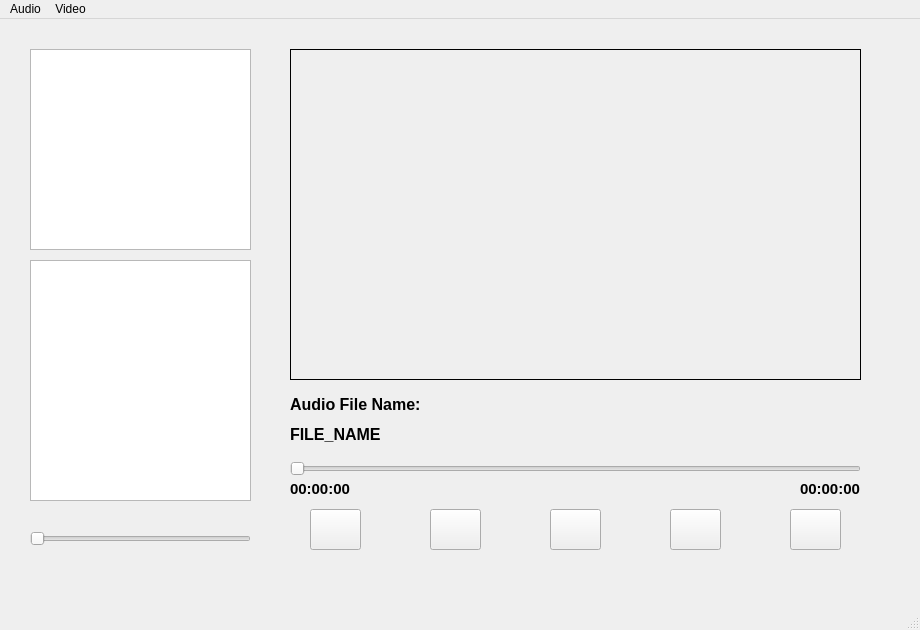
VictorManuelLopezHenao/ProyectoFinal, file mainwindow.ui: the form before one commit.
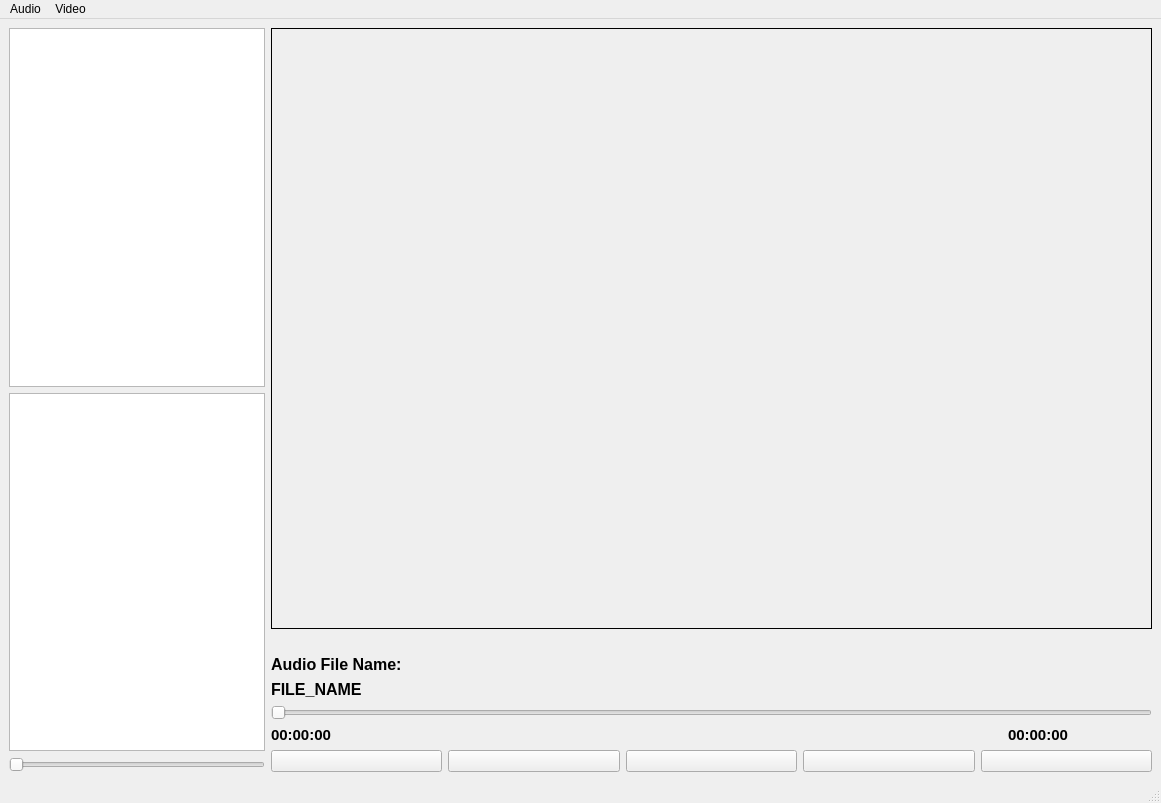
The form after the commit.

What changed in the file:
```diff
--- a/mainwindow.ui
+++ b/mainwindow.ui
@@ -6,23 +6,48 @@
    <rect>
     <x>0</x>
     <y>0</y>
-    <width>920</width>
-    <height>630</height>
+    <width>1161</width>
+    <height>803</height>
    </rect>
   </property>
   <property name="windowTitle">
    <string>MainWindow</string>
   </property>
   <widget class="QWidget" name="centralwidget">
+   <layout class="QGridLayout" name="gridLayout_2">
+    <item row="0" column="0">
+     <layout class="QFormLayout" name="formLayout">
+      <item row="0" column="0">
+       <layout class="QVBoxLayout" name="verticalLayout_5">
+        <item>
+         <layout class="QVBoxLayout" name="verticalLayout_4">
+          <item>
+           <widget class="QTreeView" name="treeView"/>
+          </item>
+          <item>
+           <widget class="QListWidget" name="listWidget"/>
+          </item>
+         </layout>
+        </item>
+        <item>
+         <widget class="QSlider" name="horizontalSlider_VolumeV">
+          <property name="orientation">
+           <enum>Qt::Orientation::Horizontal</enum>
+          </property>
+         </widget>
+        </item>
+       </layout>
+      </item>
+      <item row="0" column="1">
+       <layout class="QGridLayout" name="gridLayout">
+        <item row="0" column="0">
+         <layout class="QVBoxLayout" name="verticalLayout_6">
+          <item>
+           <widget class="QSplitter" name="splitter">
+            <property name="orientation">
+             <enum>Qt::Orientation::Vertical</enum>
+            </property>
    <widget class="QGroupBox" name="groupBox_Video">
-    <property name="geometry">
-     <rect>
-      <x>290</x>
-      <y>30</y>
-      <width>571</width>
-      <height>331</height>
-     </rect>
-    </property>
     <property name="styleSheet">
      <string notr="true">QGroupBox
 {
@@ -33,28 +58,62 @@
      <string/>
     </property>
    </widget>
+           </widget>
+          </item>
+          <item>
+           <widget class="QLabel" name="ORG1_2">
+            <property name="text">
+             <string/>
+            </property>
+           </widget>
+          </item>
+         </layout>
+        </item>
+        <item row="1" column="0">
+         <layout class="QVBoxLayout" name="verticalLayout_3">
+          <item>
+           <layout class="QVBoxLayout" name="verticalLayout_2">
+            <item>
+             <widget class="QLabel" name="label_Title_File_Name">
+              <property name="font">
+               <font>
+                <pointsize>12</pointsize>
+                <bold>true</bold>
+               </font>
+              </property>
+              <property name="text">
+               <string>Audio File Name: </string>
+              </property>
+             </widget>
+            </item>
+            <item>
+             <widget class="QLabel" name="label_Value_File_Name">
+              <property name="font">
+               <font>
+                <pointsize>12</pointsize>
+                <bold>true</bold>
+               </font>
+              </property>
+              <property name="text">
+               <string>FILE_NAME</string>
+              </property>
+             </widget>
+            </item>
+           </layout>
+          </item>
+          <item>
+           <layout class="QVBoxLayout" name="verticalLayout">
+            <item>
    <widget class="QSlider" name="horizontalSlide_DurationV">
-    <property name="geometry">
-     <rect>
-      <x>290</x>
-      <y>440</y>
-      <width>571</width>
-      <height>20</height>
-     </rect>
-    </property>
     <property name="orientation">
      <enum>Qt::Orientation::Horizontal</enum>
     </property>
    </widget>
+            </item>
+            <item>
+             <layout class="QHBoxLayout" name="horizontalLayout_2">
+              <item>
    <widget class="QLabel" name="label_Current_Time">
-    <property name="geometry">
-     <rect>
-      <x>290</x>
-      <y>460</y>
-      <width>71</width>
-      <height>20</height>
-     </rect>
-    </property>
     <property name="font">
      <font>
       <pointsize>11</pointsize>
@@ -65,15 +124,16 @@
      <string>00:00:00</string>
     </property>
    </widget>
+              </item>
+              <item>
+               <widget class="QLabel" name="ORG1">
+                <property name="text">
+                 <string>                                                                                                                                                                              </string>
+                </property>
+               </widget>
+              </item>
+              <item>
    <widget class="QLabel" name="label_Total_Time">
-    <property name="geometry">
-     <rect>
-      <x>800</x>
-      <y>460</y>
-      <width>71</width>
-      <height>20</height>
-     </rect>
-    </property>
     <property name="font">
      <font>
       <pointsize>11</pointsize>
@@ -84,150 +144,65 @@
      <string>00:00:00</string>
     </property>
    </widget>
-   <widget class="QPushButton" name="pushButton_Play_PauseV">
-    <property name="geometry">
-     <rect>
-      <x>550</x>
-      <y>490</y>
-      <width>51</width>
-      <height>41</height>
-     </rect>
-    </property>
+              </item>
+             </layout>
+            </item>
+           </layout>
+          </item>
+          <item>
+           <layout class="QHBoxLayout" name="horizontalLayout">
+            <item>
+             <widget class="QPushButton" name="pushButton_VolumeV">
     <property name="text">
      <string/>
     </property>
    </widget>
+            </item>
+            <item>
    <widget class="QPushButton" name="pushButton_Seek_BackwardV">
-    <property name="geometry">
-     <rect>
-      <x>430</x>
-      <y>490</y>
-      <width>51</width>
-      <height>41</height>
-     </rect>
-    </property>
     <property name="text">
      <string/>
     </property>
    </widget>
-   <widget class="QPushButton" name="pushButton_StopV">
-    <property name="geometry">
-     <rect>
-      <x>790</x>
-      <y>490</y>
-      <width>51</width>
-      <height>41</height>
-     </rect>
-    </property>
-    <property name="text">
-     <string/>
-    </property>
-   </widget>
+            </item>
+            <item>
    <widget class="QPushButton" name="pushButton_Seek_ForwardV">
-    <property name="geometry">
-     <rect>
-      <x>670</x>
-      <y>490</y>
-      <width>51</width>
-      <height>41</height>
-     </rect>
-    </property>
     <property name="text">
      <string/>
     </property>
    </widget>
-   <widget class="QPushButton" name="pushButton_VolumeV">
-    <property name="geometry">
-     <rect>
-      <x>310</x>
-      <y>490</y>
-      <width>51</width>
-      <height>41</height>
-     </rect>
-    </property>
+            </item>
+            <item>
+             <widget class="QPushButton" name="pushButton_Play_PauseV">
     <property name="text">
      <string/>
     </property>
    </widget>
-   <widget class="QSlider" name="horizontalSlider_VolumeV">
-    <property name="geometry">
-     <rect>
-      <x>30</x>
-      <y>510</y>
-      <width>221</width>
-      <height>20</height>
-     </rect>
-    </property>
-    <property name="orientation">
-     <enum>Qt::Orientation::Horizontal</enum>
-    </property>
-   </widget>
-   <widget class="QTreeView" name="treeView">
-    <property name="geometry">
-     <rect>
-      <x>30</x>
-      <y>30</y>
-      <width>221</width>
-      <height>201</height>
-     </rect>
-    </property>
-   </widget>
-   <widget class="QLabel" name="label_Title_File_Name">
-    <property name="geometry">
-     <rect>
-      <x>290</x>
-      <y>370</y>
-      <width>201</width>
-      <height>31</height>
-     </rect>
-    </property>
-    <property name="font">
-     <font>
-      <pointsize>12</pointsize>
-      <bold>true</bold>
-     </font>
-    </property>
+            </item>
+            <item>
+             <widget class="QPushButton" name="pushButton_StopV">
     <property name="text">
-     <string>Audio File Name: </string>
-    </property>
-   </widget>
-   <widget class="QLabel" name="label_Value_File_Name">
-    <property name="geometry">
-     <rect>
-      <x>290</x>
-      <y>400</y>
-      <width>561</width>
-      <height>31</height>
-     </rect>
-    </property>
-    <property name="font">
-     <font>
-      <pointsize>12</pointsize>
-      <bold>true</bold>
-     </font>
-    </property>
-    <property name="text">
-     <string>FILE_NAME</string>
-    </property>
-   </widget>
-   <widget class="QListWidget" name="listWidget">
-    <property name="geometry">
-     <rect>
-      <x>30</x>
-      <y>241</y>
-      <width>221</width>
-      <height>241</height>
-     </rect>
-    </property>
-   </widget>
+               <string/>
+              </property>
+             </widget>
+            </item>
+           </layout>
+          </item>
+         </layout>
+        </item>
+       </layout>
+      </item>
+     </layout>
+    </item>
+   </layout>
   </widget>
   <widget class="QMenuBar" name="menubar">
    <property name="geometry">
     <rect>
      <x>0</x>
      <y>0</y>
-     <width>920</width>
-     <height>27</height>
+     <width>1161</width>
+     <height>25</height>
     </rect>
    </property>
    <widget class="QMenu" name="menuOpen">
```
Lines whose indentation alone changed are shown as unchanged.
